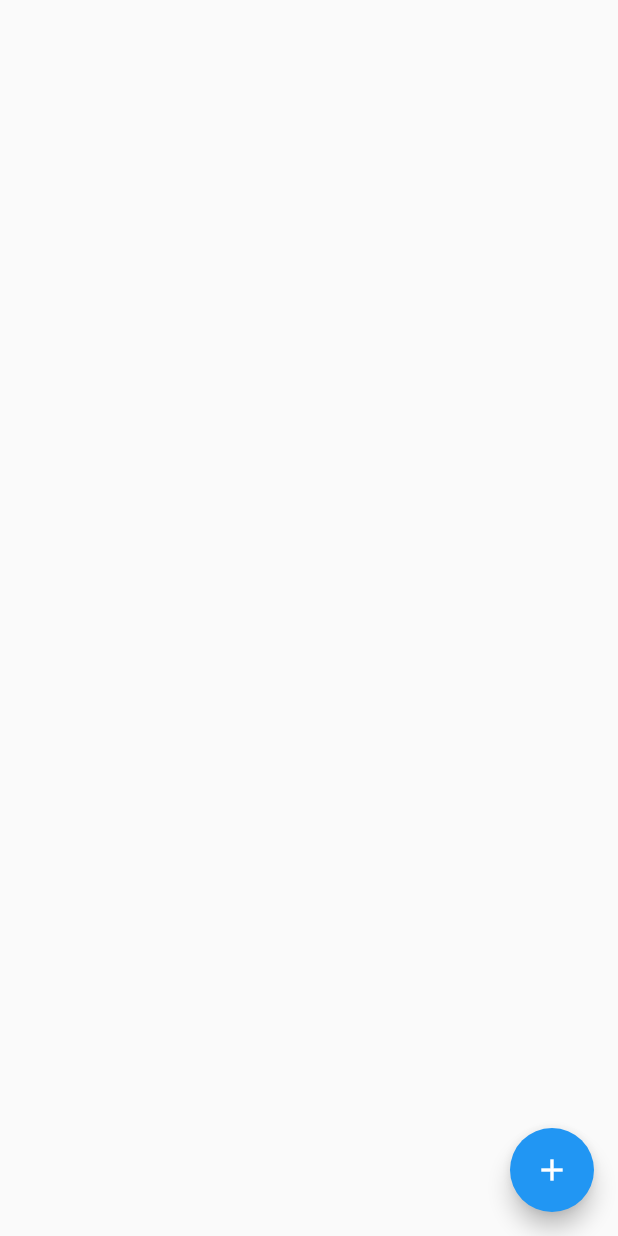
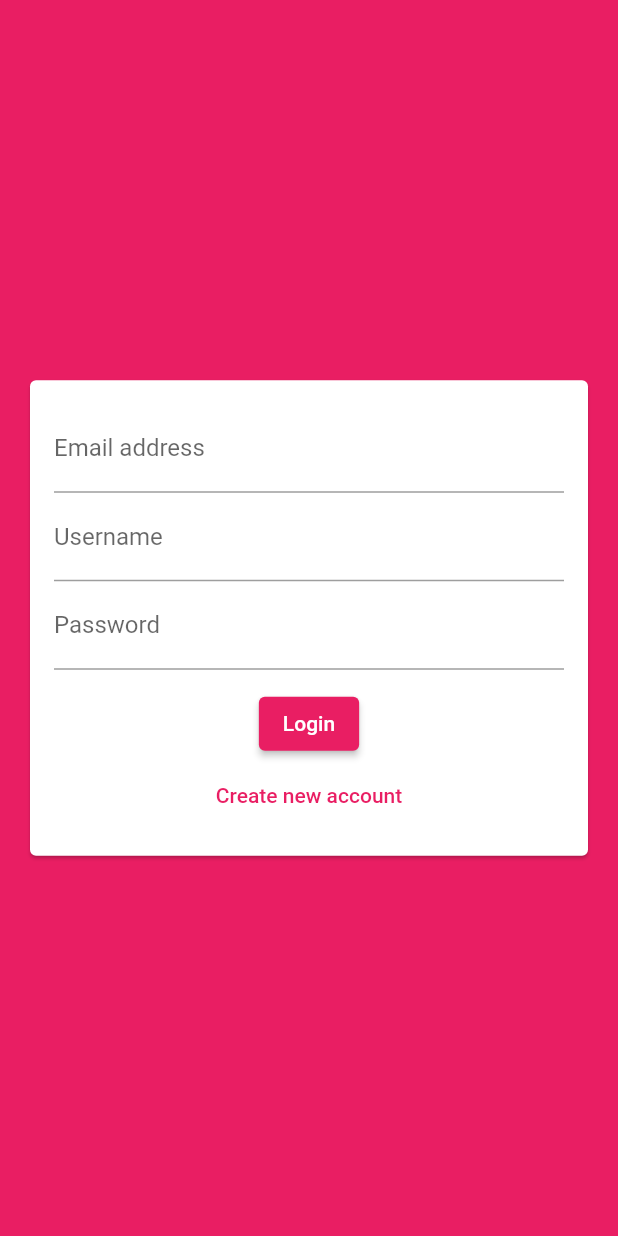
Before and after one commit to Denismr7/flutter_chat, a Flutter app: the screen it shows after launch, on a phone screen of 412 x 824 dp. Run offline on Flutter 3.47's test engine with Material 2 defaults, Android fonts, the phone set to English and light mode, and no system bars; our stand-ins replace cloud_firestore, firebase_core; accounts and stored records are empty.

Commit message:
Basic auth screen

```diff
--- a/lib/main.dart
+++ b/lib/main.dart
@@ -2,6 +2,7 @@ import 'package:flutter/material.dart';
 import 'package:firebase_core/firebase_core.dart';
 
 import './screens/chat_screen.dart';
+import './screens/auth_screen.dart';
 
 void main() {
   WidgetsFlutterBinding.ensureInitialized();
@@ -23,14 +24,24 @@ class _MyAppState extends State<MyApp> {
           return MaterialApp(
             title: 'FlutterChat',
             theme: ThemeData(
-              primarySwatch: Colors.blue,
+              primarySwatch: Colors.pink,
+              backgroundColor: Colors.pink,
+              accentColor: Colors.deepPurple,
+              accentColorBrightness: Brightness.dark,
+              buttonTheme: ButtonTheme.of(context).copyWith(
+                buttonColor: Colors.pink,
+                textTheme: ButtonTextTheme.primary,
+                shape: RoundedRectangleBorder(
+                  borderRadius: BorderRadius.circular(20),
+                ),
+              ),
             ),
             home: snapshot.hasError
                 ? Center(
                     child: const Text('Something went wrong!'),
                   )
                 : snapshot.connectionState == ConnectionState.done
-                    ? ChatScreen()
+                    ? AuthScreen()
                     : Center(
                         child: CircularProgressIndicator(),
                       ),
--- a/lib/screens/auth_screen.dart
+++ b/lib/screens/auth_screen.dart
@@ -0,0 +1,20 @@
+import 'package:flutter/material.dart';
+
+import '../widget/auth/auth_form.dart';
+
+class AuthScreen extends StatefulWidget {
+  const AuthScreen();
+
+  @override
+  _AuthScreenState createState() => _AuthScreenState();
+}
+
+class _AuthScreenState extends State<AuthScreen> {
+  @override
+  Widget build(BuildContext context) {
+    return Scaffold(
+      backgroundColor: Theme.of(context).primaryColor,
+      body: AuthForm(),
+    );
+  }
+}
--- a/lib/screens/chat_screen.dart
+++ b/lib/screens/chat_screen.dart
@@ -30,7 +30,13 @@ class ChatScreen extends StatelessWidget {
       ),
       floatingActionButton: FloatingActionButton(
         child: Icon(Icons.add),
-        onPressed: () {},
+        onPressed: () {
+          FirebaseFirestore.instance
+              .collection('/chats/pIoQd36JOVJnGtOdGHsa/messages/')
+              .add({
+            'text': 'This was added by clicking the button!',
+          });
+        },
       ),
     );
   }
--- /dev/null
+++ b/lib/widget/auth/auth_form.dart
@@ -0,0 +1,56 @@
+import 'package:flutter/material.dart';
+
+class AuthForm extends StatefulWidget {
+  const AuthForm();
+
+  @override
+  _AuthFormState createState() => _AuthFormState();
+}
+
+class _AuthFormState extends State<AuthForm> {
+  @override
+  Widget build(BuildContext context) {
+    return Center(
+      child: Card(
+        margin: const EdgeInsets.all(20),
+        child: SingleChildScrollView(
+          child: Padding(
+            padding: const EdgeInsets.all(16),
+            child: Form(
+                child: Column(
+              mainAxisSize: MainAxisSize.min,
+              children: [
+                TextFormField(
+                  keyboardType: TextInputType.emailAddress,
+                  decoration: InputDecoration(
+                    labelText: 'Email address',
+                  ),
+                ),
+                TextFormField(
+                  decoration: InputDecoration(
+                    labelText: 'Username',
+                  ),
+                ),
+                TextFormField(
+                  decoration: InputDecoration(
+                    labelText: 'Password',
+                  ),
+                  obscureText: true,
+                ),
+                SizedBox(height: 12),
+                ElevatedButton(onPressed: () {}, child: const Text('Login')),
+                TextButton(
+                  onPressed: () {},
+                  child: const Text('Create new account'),
+                  style: TextButton.styleFrom(
+                    onSurface: Theme.of(context).primaryColor,
+                  ),
+                )
+              ],
+            )),
+          ),
+        ),
+      ),
+    );
+  }
+}
```
